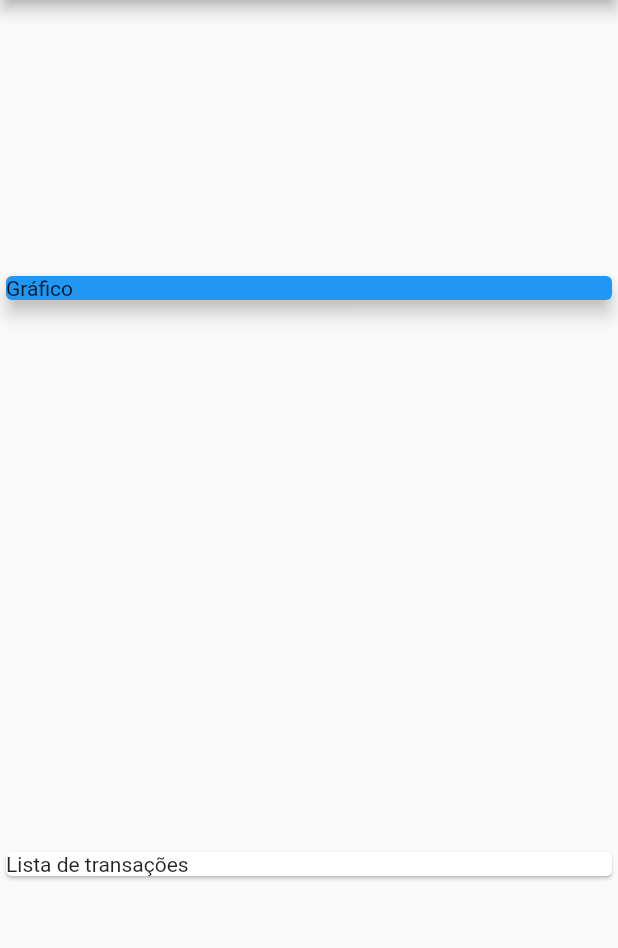
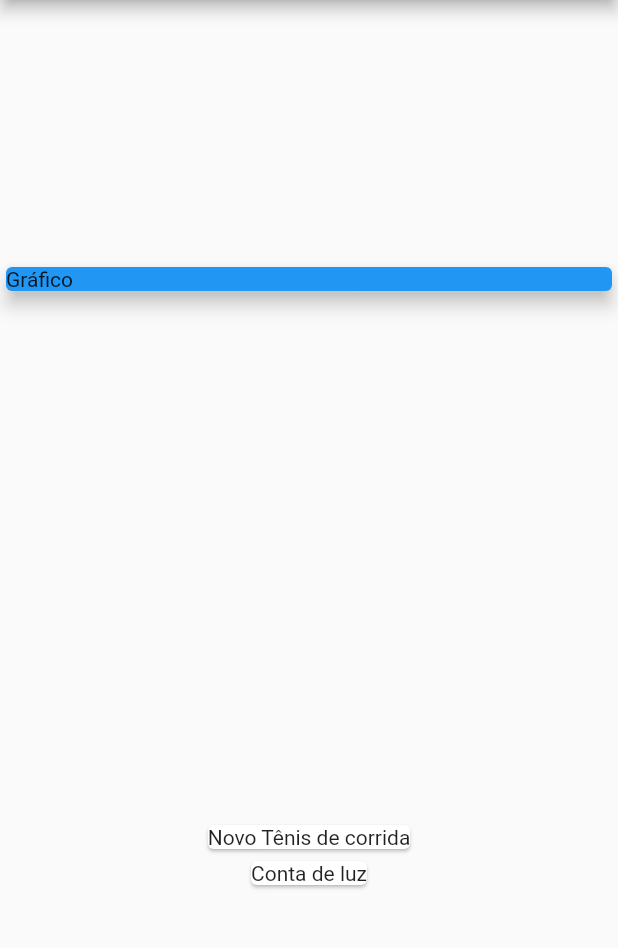
Before and after one commit to FranciscoCFranco/DespesasPessoais, a Flutter app: the screen it shows after launch, on a phone screen of 412 x 824 dp, the part 84-1032 px from its top. Run offline on Flutter 3.47's test engine with Material 2 defaults, Android fonts, the phone set to English and light mode, and no system bars.

Commit message:
mapping objects

```diff
--- a/expenses/lib/main.dart
+++ b/expenses/lib/main.dart
@@ -48,8 +48,12 @@ class MyHomePage extends StatelessWidget {
               elevation: 5,
             ),
           ),
-          Card(
-            child: Text('Lista de transações'),
+          Column(
+            children: _transactions.map((tr) {
+              return Card(
+                child: Text(tr.title),
+              );
+            }).toList(),
           )
         ],
       ),
```
